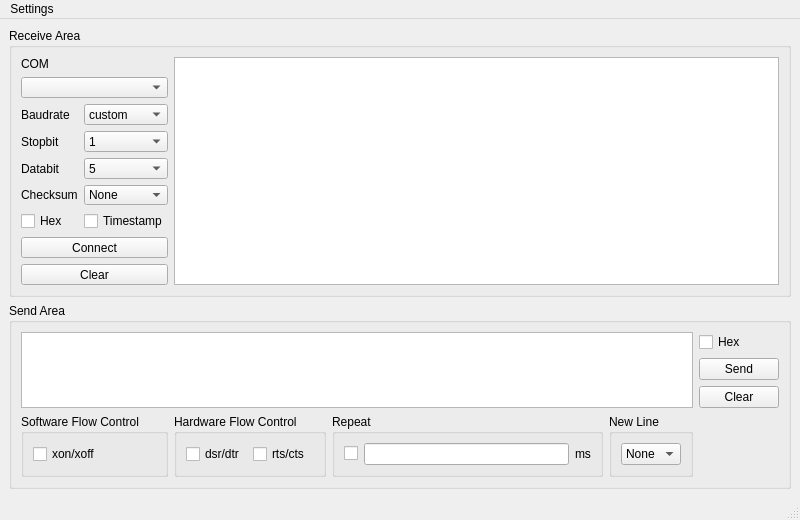
Old version of the form src/main.ui in the repository nixgnauhcuy/QtComMate.
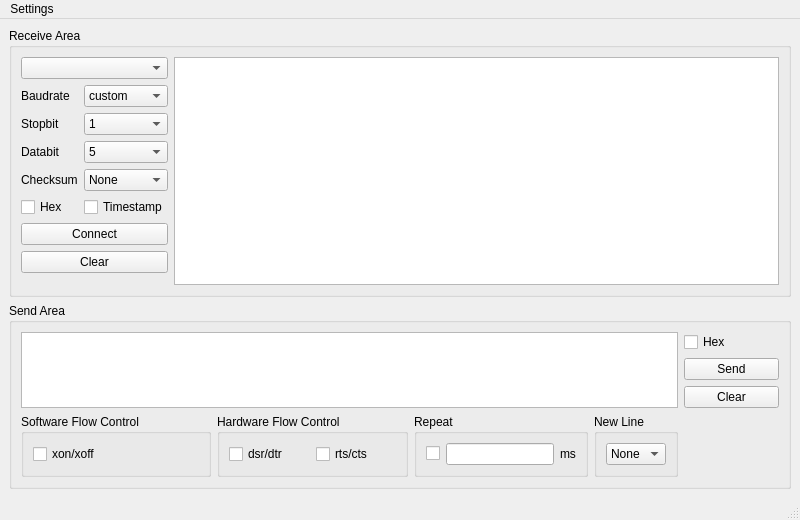
New version of the form. Icons and pictures are not drawn. Custom widgets are drawn as their Qt base class.

```diff
--- a/src/main.ui
+++ b/src/main.ui
@@ -30,7 +30,7 @@
       <property name="title">
        <string>Send Area</string>
       </property>
-      <layout class="QGridLayout" name="gridLayout_3">
+      <layout class="QGridLayout" name="gridLayout_3" columnstretch="2,2,0,0,1">
        <item row="0" column="0" rowspan="3" colspan="4">
         <widget class="QTextEdit" name="SerialSendTextEdit"/>
        </item>
@@ -178,21 +178,24 @@
        </item>
        <item row="0" column="0">
         <layout class="QFormLayout" name="SerialReceiveFormLayout">
-         <item row="0" column="0">
-          <widget class="QLabel" name="SerialComLabel">
-           <property name="text">
-            <string>COM</string>
+         <item row="0" column="0" colspan="2">
+          <widget class="SerialPort_ComBoBox" name="SerialComboBox">
+           <property name="minimumSize">
+            <size>
+             <width>0</width>
+             <height>0</height>
+            </size>
            </property>
           </widget>
          </item>
-         <item row="2" column="0">
+         <item row="1" column="0">
           <widget class="QLabel" name="SerialBaudrateLabel">
            <property name="text">
             <string>Baudrate</string>
            </property>
           </widget>
          </item>
-         <item row="2" column="1">
+         <item row="1" column="1">
           <widget class="QComboBox" name="SerialBaudrateComboBox">
            <item>
             <property name="text">
@@ -311,14 +314,14 @@
            </item>
           </widget>
          </item>
-         <item row="3" column="0">
+         <item row="2" column="0">
           <widget class="QLabel" name="SerialStopBitLabel">
            <property name="text">
             <string>Stopbit</string>
            </property>
           </widget>
          </item>
-         <item row="3" column="1">
+         <item row="2" column="1">
           <widget class="QComboBox" name="SerialStopBitComboBox">
            <item>
             <property name="text">
@@ -337,14 +340,14 @@
            </item>
           </widget>
          </item>
-         <item row="4" column="0">
+         <item row="3" column="0">
           <widget class="QLabel" name="SerialDataBitLabel">
            <property name="text">
             <string>Databit</string>
            </property>
           </widget>
          </item>
-         <item row="4" column="1">
+         <item row="3" column="1">
           <widget class="QComboBox" name="SerialDataBitcomboBox">
            <item>
             <property name="text">
@@ -368,14 +371,14 @@
            </item>
           </widget>
          </item>
-         <item row="5" column="0">
+         <item row="4" column="0">
           <widget class="QLabel" name="SerialChecksumBitLabel">
            <property name="text">
             <string>Checksum</string>
            </property>
           </widget>
          </item>
-         <item row="5" column="1">
+         <item row="4" column="1">
           <widget class="QComboBox" name="SerialChecksumBitComboBox">
            <item>
             <property name="text">
@@ -404,41 +407,31 @@
            </item>
           </widget>
          </item>
-         <item row="6" column="0">
+         <item row="5" column="0">
           <widget class="QCheckBox" name="SerialReceiveHexCheckBox">
            <property name="text">
             <string>Hex</string>
            </property>
           </widget>
          </item>
-         <item row="6" column="1">
+         <item row="5" column="1">
           <widget class="QCheckBox" name="SerialReceiveTimestampCheckBox">
            <property name="text">
             <string>Timestamp</string>
            </property>
           </widget>
          </item>
-         <item row="8" column="0" colspan="2">
-          <widget class="QPushButton" name="SerialReceiveClearPushButton">
-           <property name="text">
-            <string>Clear</string>
-           </property>
-          </widget>
-         </item>
-         <item row="7" column="0" colspan="2">
+         <item row="6" column="0" colspan="2">
           <widget class="QPushButton" name="SerialConnectComPushButton">
            <property name="text">
             <string>Connect</string>
            </property>
           </widget>
          </item>
-         <item row="1" column="0" colspan="2">
-          <widget class="SerialPort_ComBoBox" name="SerialComboBox">
-           <property name="minimumSize">
-            <size>
-             <width>0</width>
-             <height>0</height>
-            </size>
+         <item row="7" column="0" colspan="2">
+          <widget class="QPushButton" name="SerialReceiveClearPushButton">
+           <property name="text">
+            <string>Clear</string>
            </property>
           </widget>
          </item>
```
